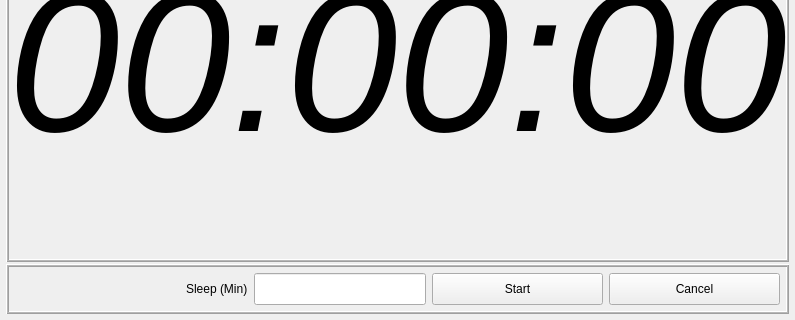
futuregainz/iSleep, file mainwindow.ui: the form before one commit; both pictures show x 0 to 795 and y 145 to 465 of the 795 by 465 pixel window.
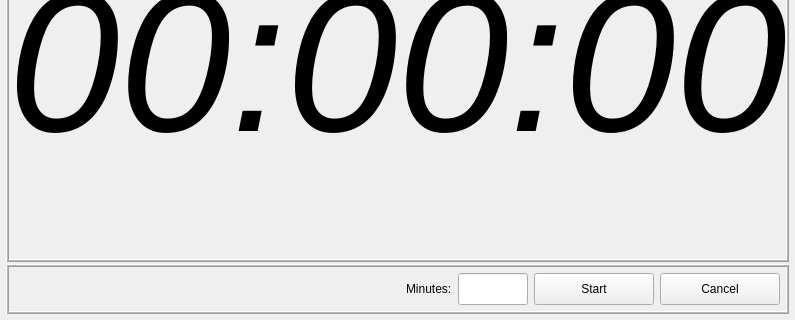
The form after the commit.

```diff
--- a/mainwindow.ui
+++ b/mainwindow.ui
@@ -25,6 +25,9 @@
   <property name="windowTitle">
    <string>Sleep Timer</string>
   </property>
+  <property name="styleSheet">
+   <string notr="true">border-color: rgb(255, 255, 255);</string>
+  </property>
   <widget class="QWidget" name="centralWidget">
    <property name="sizePolicy">
     <sizepolicy hsizetype="Expanding" vsizetype="Expanding">
@@ -163,55 +166,55 @@
        <item>
         <widget class="QLabel" name="label">
          <property name="text">
-          <string>Sleep (Min)</string>
+          <string>Minutes:</string>
          </property>
         </widget>
        </item>
        <item>
         <widget class="QLineEdit" name="amountToSleep">
          <property name="sizePolicy">
-          <sizepolicy hsizetype="Expanding" vsizetype="Expanding">
+          <sizepolicy hsizetype="Fixed" vsizetype="Expanding">
            <horstretch>0</horstretch>
            <verstretch>0</verstretch>
           </sizepolicy>
          </property>
          <property name="minimumSize">
           <size>
-           <width>0</width>
+           <width>70</width>
            <height>0</height>
           </size>
          </property>
          <property name="maximumSize">
           <size>
-           <width>16777215</width>
+           <width>70</width>
            <height>16777215</height>
           </size>
          </property>
-         <property name="styleSheet">
-          <string>0</string>
-         </property>
          <property name="maxLength">
-          <number>5</number>
+          <number>3</number>
+         </property>
+         <property name="alignment">
+          <set>Qt::AlignCenter</set>
          </property>
         </widget>
        </item>
        <item>
         <widget class="QPushButton" name="pushButton">
          <property name="sizePolicy">
-          <sizepolicy hsizetype="Expanding" vsizetype="Expanding">
+          <sizepolicy hsizetype="Fixed" vsizetype="Expanding">
            <horstretch>0</horstretch>
            <verstretch>0</verstretch>
           </sizepolicy>
          </property>
          <property name="minimumSize">
           <size>
-           <width>0</width>
+           <width>120</width>
            <height>0</height>
           </size>
          </property>
          <property name="maximumSize">
           <size>
-           <width>16777215</width>
+           <width>120</width>
            <height>16777215</height>
           </size>
          </property>
@@ -230,13 +233,13 @@
          </property>
          <property name="minimumSize">
           <size>
-           <width>0</width>
+           <width>120</width>
            <height>0</height>
           </size>
          </property>
          <property name="maximumSize">
           <size>
-           <width>16777215</width>
+           <width>120</width>
            <height>16777215</height>
           </size>
          </property>
```
